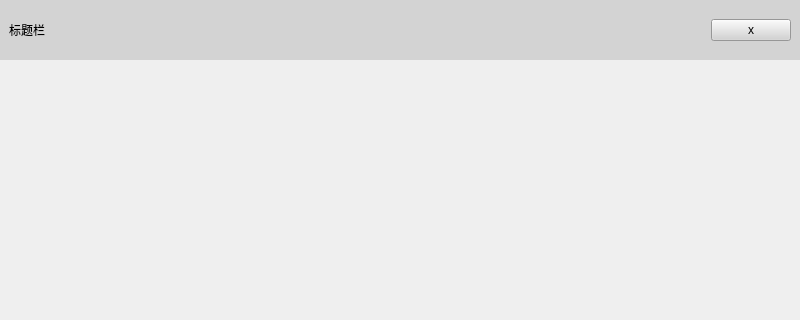
Old version of the form UiControl/widget.ui in the repository StudyALittle/QToolKit2; both pictures show x 0 to 800 and y 0 to 320 of the 800 by 600 pixel window.
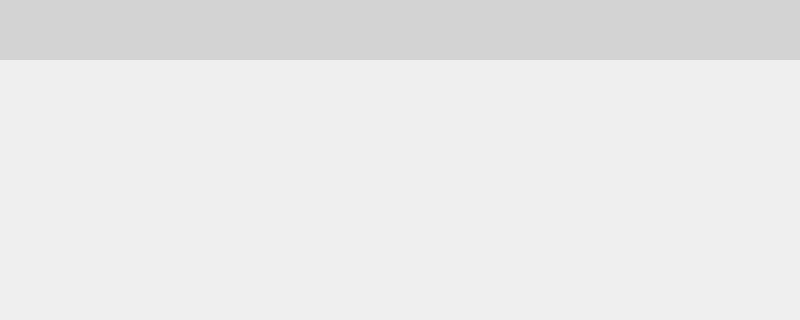
New version of the form. Custom widgets are drawn as their Qt base class.

Commit message: 无边框添加标题栏

```diff
--- a/UiControl/widget.ui
+++ b/UiControl/widget.ui
@@ -46,35 +46,7 @@
      <property name="styleSheet">
       <string notr="true">background-color: rgb(211, 211, 211);</string>
      </property>
-     <layout class="QHBoxLayout" name="horizontalLayout">
-      <item>
-       <widget class="QLabel" name="label">
-        <property name="text">
-         <string>标题栏</string>
-        </property>
-       </widget>
-      </item>
-      <item>
-       <spacer name="horizontalSpacer">
-        <property name="orientation">
-         <enum>Qt::Horizontal</enum>
-        </property>
-        <property name="sizeHint" stdset="0">
-         <size>
-          <width>623</width>
-          <height>20</height>
-         </size>
-        </property>
-       </spacer>
-      </item>
-      <item>
-       <widget class="QPushButton" name="pushButton">
-        <property name="text">
-         <string>x</string>
-        </property>
-       </widget>
-      </item>
-     </layout>
+     <layout class="QHBoxLayout" name="horizontalLayout"/>
     </widget>
    </item>
    <item>
@@ -82,6 +54,14 @@
    </item>
   </layout>
  </widget>
+ <customwidgets>
+  <customwidget>
+   <class>LessTitleBar</class>
+   <extends>QWidget</extends>
+   <header>framelesswindow/lesstitlebar.h</header>
+   <container>1</container>
+  </customwidget>
+ </customwidgets>
  <resources/>
  <connections/>
 </ui>
```
Left out of the diff: 2 changed lines with no effect on the pictures. The commit also changes 9 other files.
